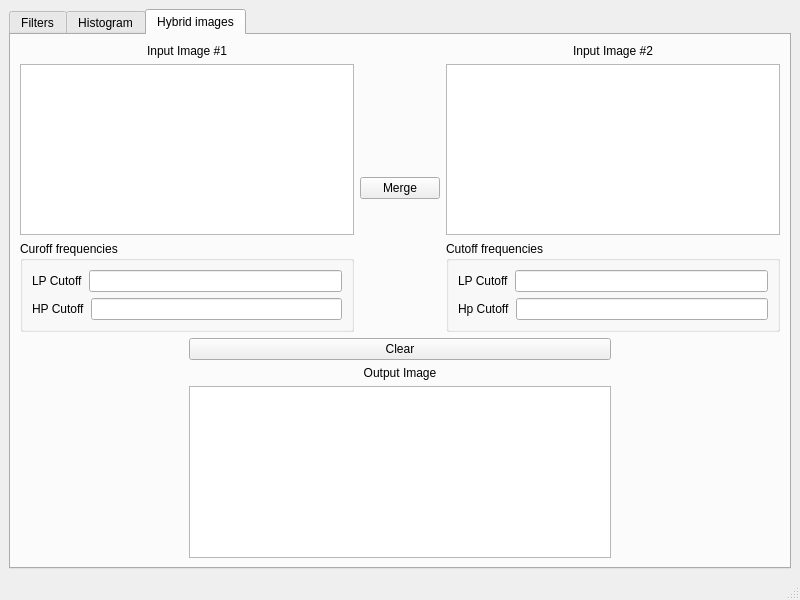
Qt form mainwindow.ui (yassmin2000/Computer-Vision-Toolbox) before a commit.
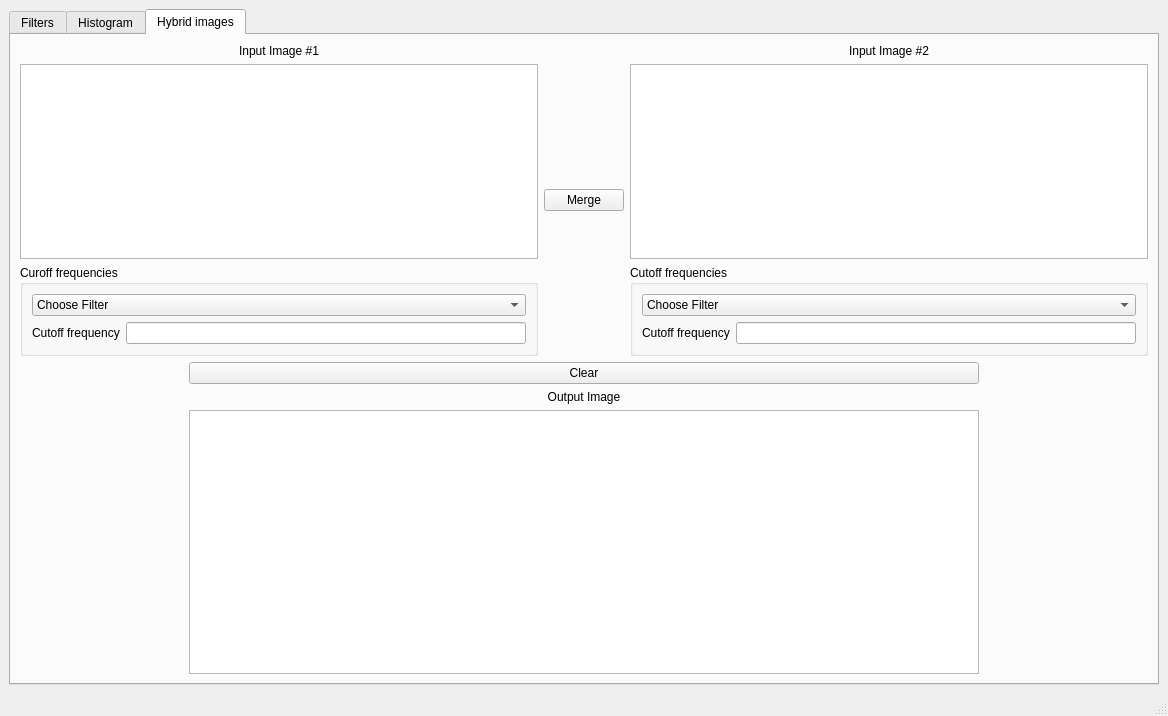
The same form after that commit. The open tabs and pages were chosen to show the change.

Diff of the .ui file:
```diff
--- a/mainwindow.ui
+++ b/mainwindow.ui
@@ -6,8 +6,8 @@
    <rect>
     <x>0</x>
     <y>0</y>
-    <width>800</width>
-    <height>600</height>
+    <width>1168</width>
+    <height>716</height>
    </rect>
   </property>
   <property name="windowTitle">
@@ -532,7 +532,7 @@
                  <item>
                   <widget class="QLabel" name="label_11">
                    <property name="text">
-                    <string>HP Cutoff</string>
+                    <string>Cutoff frequency</string>
                    </property>
                   </widget>
                  </item>
@@ -544,15 +544,24 @@
                <item row="0" column="0">
                 <layout class="QHBoxLayout" name="horizontalLayout_5">
                  <item>
-                  <widget class="QLabel" name="label_10">
-                   <property name="text">
-                    <string>LP Cutoff</string>
-                   </property>
+                  <widget class="QComboBox" name="comboBox_3">
+                   <item>
+                    <property name="text">
+                     <string>Choose Filter</string>
+                    </property>
+                   </item>
+                   <item>
+                    <property name="text">
+                     <string>Low Pass Filter</string>
+                    </property>
+                   </item>
+                   <item>
+                    <property name="text">
+                     <string>High Pass Filter</string>
+                    </property>
+                   </item>
                   </widget>
                  </item>
-                 <item>
-                  <widget class="QLineEdit" name="lineEdit_4"/>
-                 </item>
                 </layout>
                </item>
               </layout>
@@ -591,15 +600,24 @@
                <item row="0" column="0">
                 <layout class="QHBoxLayout" name="horizontalLayout_9">
                  <item>
-                  <widget class="QLabel" name="label_14">
-                   <property name="text">
-                    <string>LP Cutoff</string>
-                   </property>
+                  <widget class="QComboBox" name="comboBox_4">
+                   <item>
+                    <property name="text">
+                     <string>Choose Filter</string>
+                    </property>
+                   </item>
+                   <item>
+                    <property name="text">
+                     <string>Low Pass Filter</string>
+                    </property>
+                   </item>
+                   <item>
+                    <property name="text">
+                     <string>High Pass Filter</string>
+                    </property>
+                   </item>
                   </widget>
                  </item>
-                 <item>
-                  <widget class="QLineEdit" name="lineEdit_8"/>
-                 </item>
                 </layout>
                </item>
                <item row="1" column="0">
@@ -607,7 +625,7 @@
                  <item>
                   <widget class="QLabel" name="label_15">
                    <property name="text">
-                    <string>Hp Cutoff</string>
+                    <string>Cutoff frequency</string>
                    </property>
                   </widget>
                  </item>
```
Left out of the diff: 6 changed lines with no effect on the pictures.
